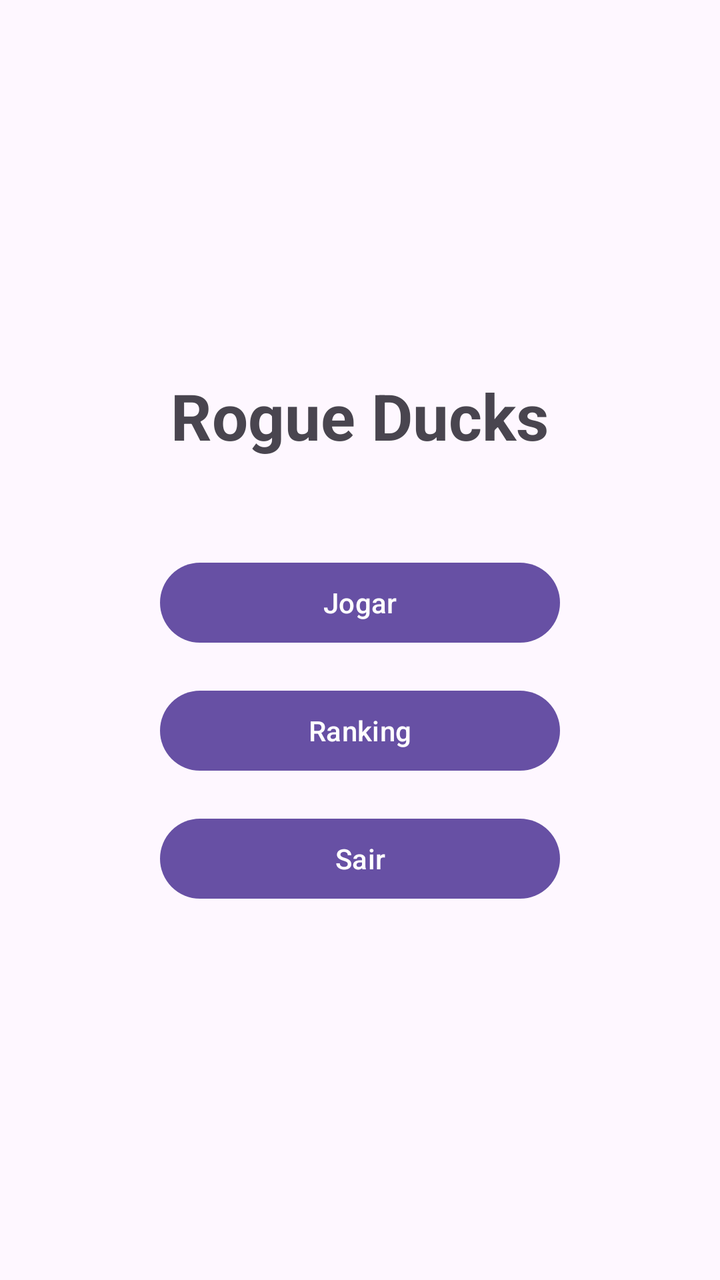
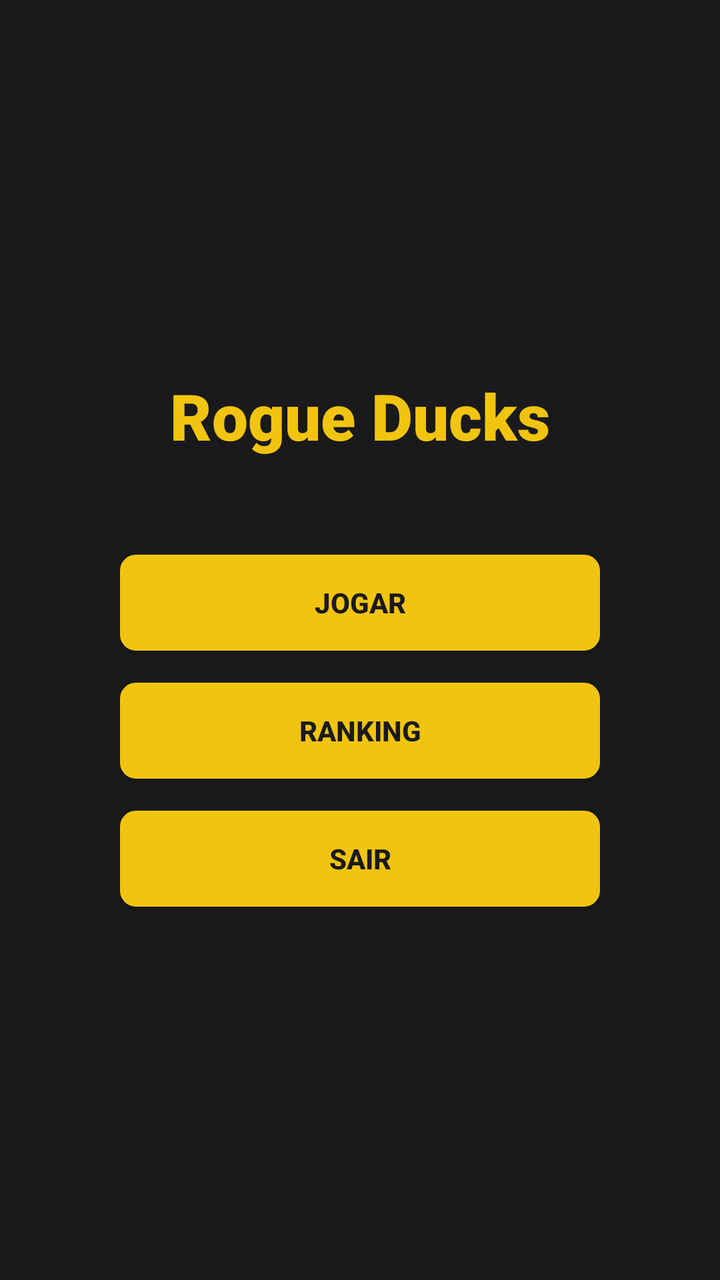

An Android layout rendered at two revisions. The XML below is the earlier revision; the diff shows what the commit changed to produce the second picture.
<!-- AndroidManifest.xml: application theme Theme.RogueDucks -->
<!-- res/layout/activity_main.xml -->
<?xml version="1.0" encoding="utf-8"?>
<LinearLayout xmlns:android="http://schemas.android.com/apk/res/android"
    xmlns:tools="http://schemas.android.com/tools"
    android:id="@+id/main"
    android:layout_width="match_parent"
    android:layout_height="match_parent"
    android:orientation="vertical"
    android:gravity="center"
    android:padding="16dp"
    tools:context=".MainActivity">

    <TextView
        android:layout_width="wrap_content"
        android:layout_height="wrap_content"
        android:text="@string/app_name"
        android:textSize="32sp"
        android:textStyle="bold"
        android:layout_marginBottom="48dp" />

    <Button
        android:id="@+id/btnPlay"
        android:layout_width="200dp"
        android:layout_height="wrap_content"
        android:text="@string/btn_play"
        android:layout_marginBottom="16dp" />

    <Button
        android:id="@+id/btnRanking"
        android:layout_width="200dp"
        android:layout_height="wrap_content"
        android:text="@string/btn_ranking"
        android:layout_marginBottom="16dp" />

    <Button
        android:id="@+id/btnExit"
        android:layout_width="200dp"
        android:layout_height="wrap_content"
        android:text="@string/btn_exit" />

</LinearLayout>
<!-- resources referenced by this layout -->
<resources>
  <string name="app_name">Rogue Ducks</string>
  <string name="btn_exit">Sair</string>
  <string name="btn_play">Jogar</string>
  <string name="btn_ranking">Ranking</string>
  <style name="Theme.RogueDucks" parent="Base.Theme.RogueDucks" />
  <style name="Base.Theme.RogueDucks" parent="Theme.Material3.DayNight.NoActionBar">
          
          
      </style>
</resources>

<!-- the commit's change to res/layout/activity_main.xml (unified diff, before → after) -->
@@ -1,40 +1,42 @@
 <?xml version="1.0" encoding="utf-8"?>
 <LinearLayout xmlns:android="http://schemas.android.com/apk/res/android"
-    xmlns:tools="http://schemas.android.com/tools"
     android:id="@+id/main"
     android:layout_width="match_parent"
     android:layout_height="match_parent"
     android:orientation="vertical"
     android:gravity="center"
-    android:padding="16dp"
-    tools:context=".MainActivity">
+    android:background="@color/bg_dark"
+    android:padding="16dp">
 
     <TextView
         android:layout_width="wrap_content"
         android:layout_height="wrap_content"
         android:text="@string/app_name"
-        android:textSize="32sp"
-        android:textStyle="bold"
+        style="@style/RogueDucks.Text.Title"
         android:layout_marginBottom="48dp" />
 
     <Button
         android:id="@+id/btnPlay"
-        android:layout_width="200dp"
+        android:layout_width="240dp"
         android:layout_height="wrap_content"
         android:text="@string/btn_play"
+        style="@style/RogueDucks.Button"
         android:layout_marginBottom="16dp" />
 
     <Button
         android:id="@+id/btnRanking"
-        android:layout_width="200dp"
+        android:layout_width="240dp"
         android:layout_height="wrap_content"
         android:text="@string/btn_ranking"
+        style="@style/RogueDucks.Button"
         android:layout_marginBottom="16dp" />
 
     <Button
         android:id="@+id/btnExit"
-        android:layout_width="200dp"
+        android:layout_width="240dp"
         android:layout_height="wrap_content"
-        android:text="@string/btn_exit" />
+        android:text="@string/btn_exit"
+        style="@style/RogueDucks.Button"
+        android:backgroundTint="@color/secondary_red" />
 
 </LinearLayout>
<!-- resource entries referenced after the edit -->
@@ -1,13 +1,46 @@
 <!-- resources referenced by this layout -->
 <resources>
+  <color name="bg_dark">#1A1A1D</color>
+  <color name="secondary_red">#E74C3C</color>
   <string name="app_name">Rogue Ducks</string>
   <string name="btn_exit">Sair</string>
   <string name="btn_play">Jogar</string>
   <string name="btn_ranking">Ranking</string>
+  <style name="RogueDucks.Button" parent="Widget.AppCompat.Button">
+          <item name="android:background">@drawable/bg_button</item>
+          <item name="android:textColor">@color/bg_dark</item>
+          <item name="android:textStyle">bold</item>
+          <item name="android:paddingLeft">24dp</item>
+          <item name="android:paddingRight">24dp</item>
+          <item name="android:textAllCaps">true</item>
+      </style>
+  <style name="RogueDucks.Text.Title" parent="android:Widget.TextView">
+          <item name="android:textSize">32sp</item>
+          <item name="android:textStyle">bold</item>
+          <item name="android:textColor">@color/primary_gold</item>
+          <item name="android:fontFamily">sans-serif-black</item>
+      </style>
   <style name="Theme.RogueDucks" parent="Base.Theme.RogueDucks" />
+  <!-- drawable bg_button (drawable) -->
+  <?xml version="1.0" encoding="utf-8"?>
+  <ripple xmlns:android="http://schemas.android.com/apk/res/android"
+      android:color="@color/ripple_color">
+      <item>
+          <shape android:shape="rectangle">
+              <corners android:radius="8dp" />
+              <solid android:color="@color/primary_gold" />
+          </shape>
+      </item>
+  </ripple>
+  <color name="primary_gold">#F1C40F</color>
   <style name="Base.Theme.RogueDucks" parent="Theme.Material3.DayNight.NoActionBar">
           
-          
+          <item name="colorPrimary">@color/primary_gold</item>
+          <item name="colorSecondary">@color/secondary_red</item>
+          <item name="android:windowBackground">@color/bg_dark</item>
+          <item name="android:statusBarColor">@color/bg_dark</item>
+          <item name="android:navigationBarColor">@color/bg_dark</item>
       </style>
+  <color name="ripple_color">#40FFFFFF</color>
 </resources>
 
